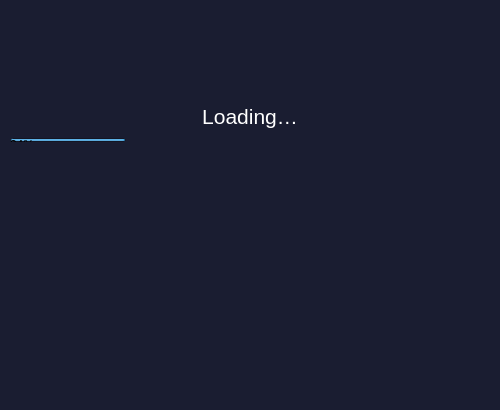
Above: src/qt/forms/splash.ui from eons-finance/ALQO before the change. Below: the same form after it.
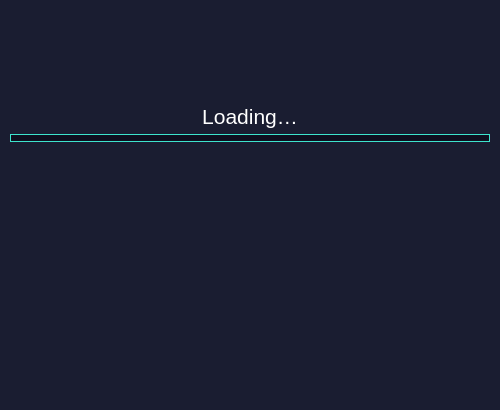
That is the form after the change. Icons and pictures are not drawn.

The edit to the form file:
```diff
--- a/src/qt/forms/splash.ui
+++ b/src/qt/forms/splash.ui
@@ -26,8 +26,9 @@
    <string>Form</string>
   </property>
   <property name="styleSheet">
-   <string notr="true">
-    background-color:rgb(26, 29, 49);</string>
+   <string notr="true">#Splash {
+    background-color:rgb(26, 29, 49);
+}</string>
   </property>
   <layout class="QVBoxLayout" name="verticalLayout_2">
    <property name="spacing">
@@ -167,6 +168,11 @@
           <height>8</height>
          </size>
         </property>
+        <property name="styleSheet">
+         <string notr="true">
+    border:1px solid #3de4cd;
+    background-color:#0f0f1f;</string>
+        </property>
         <layout class="QHBoxLayout" name="horizontalLayout">
          <property name="spacing">
           <number>0</number>
@@ -175,7 +181,7 @@
           <number>0</number>
          </property>
          <property name="topMargin">
-          <number>4</number>
+          <number>0</number>
          </property>
          <property name="rightMargin">
           <number>0</number>
@@ -185,8 +191,16 @@
          </property>
          <item>
           <widget class="QProgressBar" name="progressBar">
+           <property name="styleSheet">
+            <string notr="true">QProgressBar::chunk:horizontal {
+    background: #3de4cd;
+}</string>
+           </property>
            <property name="value">
-            <number>24</number>
+            <number>0</number>
+           </property>
+           <property name="format">
+            <string/>
            </property>
           </widget>
          </item>
```
